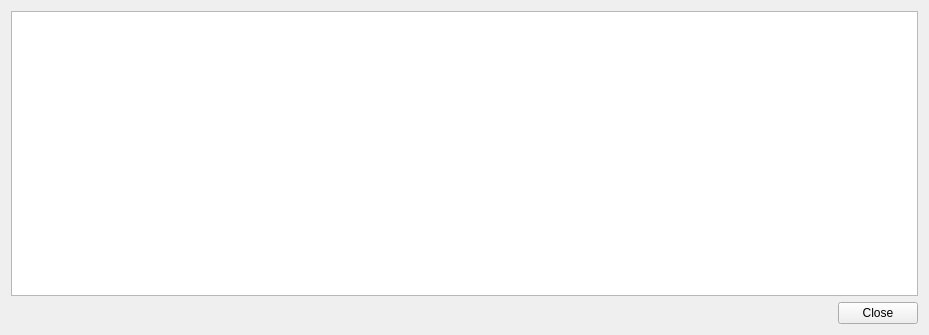
Above: resultsWindow.ui from emzodls/clusterArch before the change. Below: the same form after it.
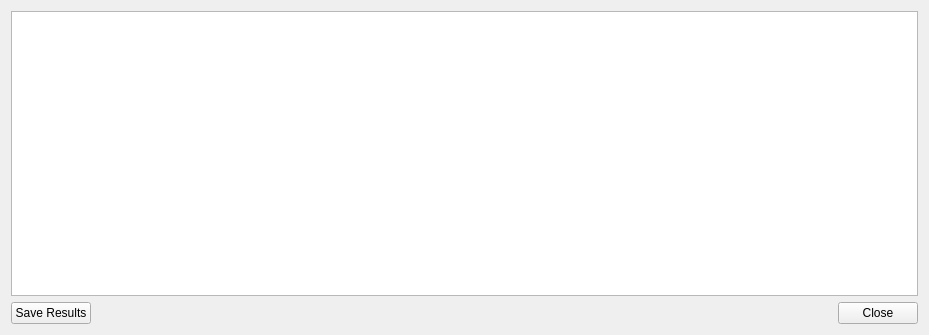
That is the form after the change.

Commit message: *Added Construct Database Functionality *Added size to results window and option to save *Performance and structure edits (got rid of globals and made it more modular) *UI Edits TO DO: *Test packaging application and other OSes (!) *Required genes and accessory genes functionality *Edit gene names *Reformat Mgb Database option *Genbank Fetch functionality

Diff of the .ui file:
```diff
--- a/resultsWindow.ui
+++ b/resultsWindow.ui
@@ -19,8 +19,8 @@
   <property name="windowTitle">
    <string>Results</string>
   </property>
-  <layout class="QGridLayout" name="gridLayout">
-   <item row="0" column="0">
+  <layout class="QVBoxLayout" name="verticalLayout">
+   <item>
     <widget class="QTableWidget" name="resultsList">
      <property name="sizePolicy">
       <sizepolicy hsizetype="Expanding" vsizetype="Expanding">
@@ -45,7 +45,22 @@
      </attribute>
     </widget>
    </item>
-   <item row="1" column="0" alignment="Qt::AlignRight">
+   <item>
+    <layout class="QHBoxLayout" name="horizontalLayout_2">
+     <item>
+      <widget class="QPushButton" name="pushButton">
+       <property name="sizePolicy">
+        <sizepolicy hsizetype="Fixed" vsizetype="Fixed">
+         <horstretch>0</horstretch>
+         <verstretch>0</verstretch>
+        </sizepolicy>
+       </property>
+       <property name="text">
+        <string>Save Results</string>
+       </property>
+      </widget>
+     </item>
+     <item alignment="Qt::AlignRight">
     <widget class="QPushButton" name="closeBtn">
      <property name="enabled">
       <bool>true</bool>
@@ -60,6 +75,8 @@
       <string>Close</string>
      </property>
     </widget>
+     </item>
+    </layout>
    </item>
   </layout>
  </widget>
```
Lines whose indentation alone changed are shown as unchanged. The commit also changes 9 other files.
